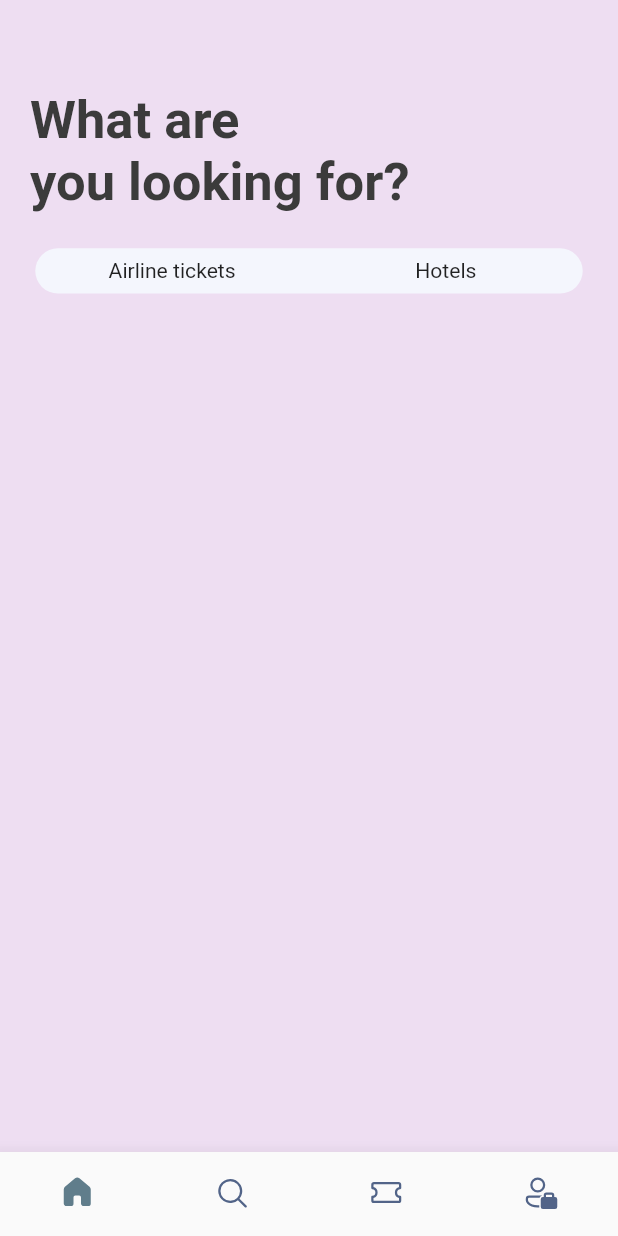
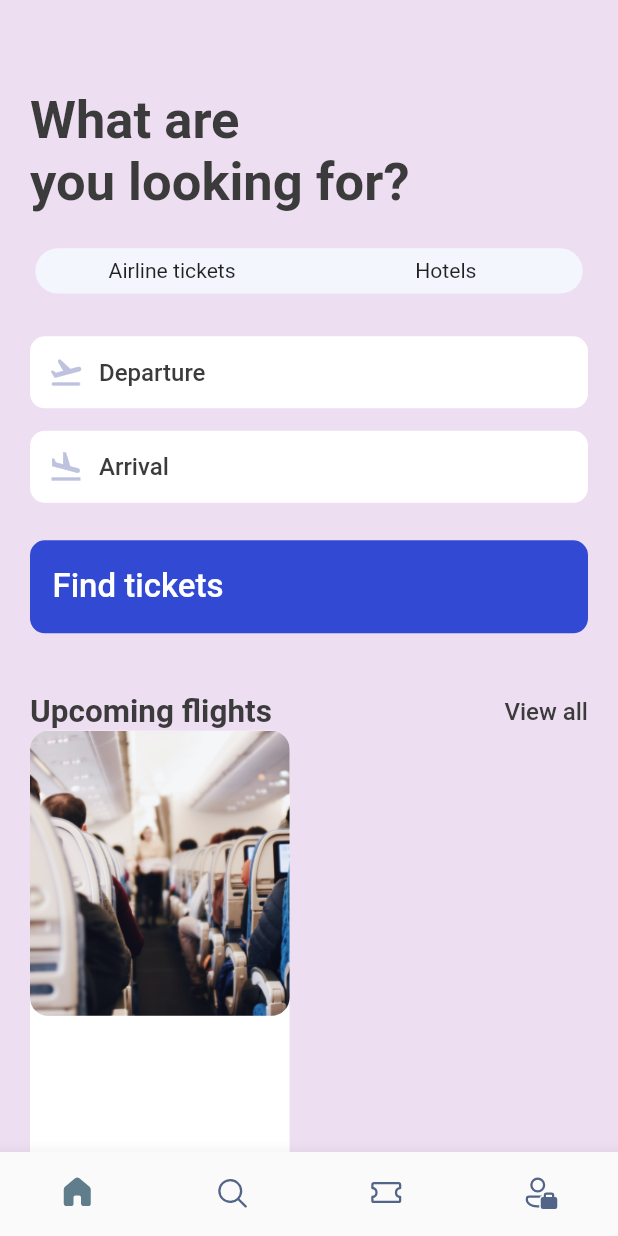
Before and after one commit to Destroier1945/Booking, a Flutter app: the screen it shows after launch, item 2 of the bottom bar chosen, on a phone screen of 412 x 824 dp. Run offline on Flutter 3.47's test engine with Material 2 defaults, Android fonts, the phone set to English and light mode, and no system bars; our stand-ins replace fluentui_icons, gap, get.

Commit message:
Creating search page

```diff
--- a/lib/screens/home_screen.dart
+++ b/lib/screens/home_screen.dart
@@ -5,6 +5,8 @@ import 'package:booking/utils/app_styles.dart';
 import 'package:flutter/material.dart';
 import 'package:gap/gap.dart';
 import 'package:fluentui_icons/fluentui_icons.dart';
+
+import '../widgets/double_text_widget.dart';
 
 class HomeScreen extends StatelessWidget {
   const HomeScreen({Key? key}) : super(key: key);
@@ -69,24 +71,10 @@ class HomeScreen extends StatelessWidget {
                     ),
                   ),
                   const Gap(40),
-                  Row(
-                    mainAxisAlignment: MainAxisAlignment.spaceBetween,
-                    children: [
-                      Text(
-                        'Coming Flights',
-                        style: Styles.headLineStyle2,
-                      ),
-                      InkWell(
-                        onTap: () {
-                          print('Ypu are tapped');
-                        },
-                        child: Text(
-                          'View all',
-                          style: Styles.textStyle,
-                        ),
-                      ),
-                    ],
-                  ),
+                  AppDoubletext(
+                    bigText: 'Upcoming flights',
+                    smallText: 'View all',
+                  )
                 ],
               ),
             ),
@@ -103,26 +91,11 @@ class HomeScreen extends StatelessWidget {
           ),
           const Gap(15),
           Container(
-            padding: const EdgeInsets.symmetric(horizontal: 40),
-            child: Row(
-              mainAxisAlignment: MainAxisAlignment.spaceBetween,
-              children: [
-                Text(
-                  'Hotels',
-                  style: Styles.headLineStyle2,
-                ),
-                InkWell(
-                  onTap: () {
-                    print('Ypu are tapped');
-                  },
-                  child: Text(
-                    'View all',
-                    style: Styles.textStyle,
-                  ),
-                ),
-              ],
-            ),
-          ),
+              padding: const EdgeInsets.symmetric(horizontal: 40),
+              child: AppDoubletext(
+                bigText: 'Hotels',
+                smallText: 'View all',
+              )),
           const Gap(15),
           SingleChildScrollView(
             scrollDirection: Axis.horizontal,
--- a/lib/screens/search_screen.dart
+++ b/lib/screens/search_screen.dart
@@ -2,6 +2,9 @@ import 'package:booking/utils/app_layout.dart';
 import 'package:booking/utils/app_styles.dart';
 import 'package:flutter/material.dart';
 import 'package:gap/gap.dart';
+
+import '../widgets/double_text_widget.dart';
+import '../widgets/icon_text_widget.dart';
 
 class SearchScreen extends StatelessWidget {
   const SearchScreen({Key? key}) : super(key: key);
@@ -57,6 +60,70 @@ class SearchScreen extends StatelessWidget {
                 ],
               ),
             ),
+          ),
+          Gap(AppLayout.getHeight(25)),
+
+          //Search departure
+          AppIconText(
+            icon: Icons.flight_takeoff_rounded,
+            text: "Departure",
+          ),
+          Gap(AppLayout.getHeight(15)),
+          AppIconText(
+            icon: Icons.flight_land_outlined,
+            text: 'Arrival',
+          ),
+          Gap(AppLayout.getHeight(25)),
+          Container(
+            padding: EdgeInsets.symmetric(
+                vertical: AppLayout.getWith(18),
+                horizontal: AppLayout.getHeight(15)),
+            decoration: BoxDecoration(
+              borderRadius: BorderRadius.circular(AppLayout.getWith(10)),
+              color: Color(0xD91130CE),
+            ),
+            child: Row(
+              children: [
+                Center(
+                  child: Text(
+                    'Find tickets',
+                    style: Styles.textStyle
+                        .copyWith(color: Colors.white, fontSize: 22),
+                  ),
+                ),
+              ],
+            ),
+          ),
+          Gap(AppLayout.getHeight(40)),
+          AppDoubletext(
+            bigText: 'Upcoming flights',
+            smallText: 'View all',
+          ),
+          Row(
+            children: [
+              Container(
+                height: AppLayout.getHeight(400),
+                width: size.width * 0.42,
+                decoration: BoxDecoration(
+                  color: Colors.white,
+                  borderRadius: BorderRadius.circular(AppLayout.getHeight(12)),
+                ),
+                child: Column(
+                  children: [
+                    Container(
+                      height: AppLayout.getHeight(190),
+                      decoration: BoxDecoration(
+                        borderRadius:
+                            BorderRadius.circular(AppLayout.getHeight(12)),
+                        image: DecorationImage(
+                            image: AssetImage("assets/images/sit.jpg"),
+                            fit: BoxFit.cover),
+                      ),
+                    ),
+                  ],
+                ),
+              ),
+            ],
           )
         ],
       ),
--- /dev/null
+++ b/lib/widgets/double_text_widget.dart
@@ -0,0 +1,33 @@
+import 'package:flutter/material.dart';
+
+import '../utils/app_styles.dart';
+
+class AppDoubletext extends StatelessWidget {
+  final String bigText;
+  final String smallText;
+  const AppDoubletext({
+    super.key,
+    required this.bigText,
+    required this.smallText,
+  });
+
+  @override
+  Widget build(BuildContext context) {
+    return Row(
+      mainAxisAlignment: MainAxisAlignment.spaceBetween,
+      children: [
+        Text(
+          bigText,
+          style: Styles.headLineStyle2,
+        ),
+        InkWell(
+          onTap: () {},
+          child: Text(
+            smallText,
+            style: Styles.textStyle,
+          ),
+        ),
+      ],
+    );
+  }
+}
--- /dev/null
+++ b/lib/widgets/icon_text_widget.dart
@@ -0,0 +1,40 @@
+import 'package:flutter/material.dart';
+import 'package:gap/gap.dart';
+
+import '../utils/app_layout.dart';
+import '../utils/app_styles.dart';
+
+class AppIconText extends StatelessWidget {
+  final IconData icon;
+  final String text;
+  const AppIconText({
+    super.key,
+    required this.icon,
+    required this.text,
+  });
+
+  @override
+  Widget build(BuildContext context) {
+    return Container(
+      padding: EdgeInsets.symmetric(
+          vertical: AppLayout.getWith(12), horizontal: AppLayout.getHeight(12)),
+      decoration: BoxDecoration(
+        borderRadius: BorderRadius.circular(AppLayout.getWith(10)),
+        color: Colors.white,
+      ),
+      child: Row(
+        children: [
+          Icon(
+            icon,
+            color: Color(0xFFBFC2DF),
+          ),
+          Gap(AppLayout.getWith(10)),
+          Text(
+            text,
+            style: Styles.textStyle,
+          ),
+        ],
+      ),
+    );
+  }
+}
```
Also changed, not shown: pubspec.lock.
